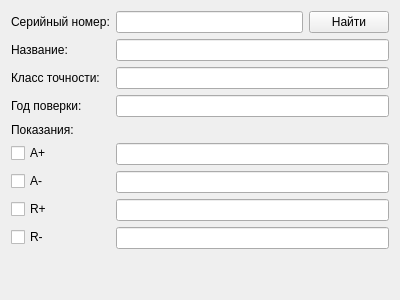
Old version of the form ui/meteractwidget.ui in the repository nikola240698/MeteringActs.
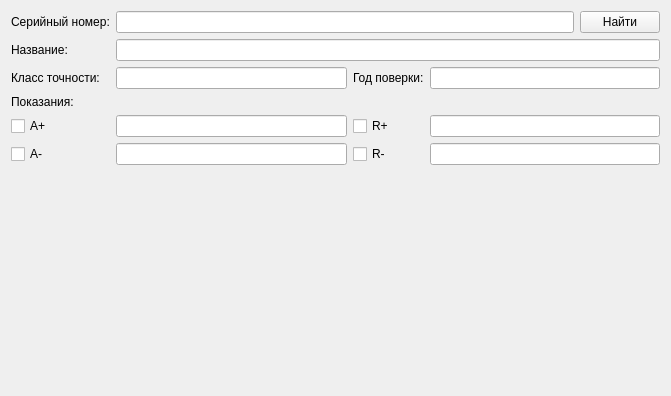
New version of the form.

Diff of the .ui file:
```diff
--- a/ui/meteractwidget.ui
+++ b/ui/meteractwidget.ui
@@ -6,74 +6,49 @@
    <rect>
     <x>0</x>
     <y>0</y>
-    <width>400</width>
-    <height>300</height>
+    <width>671</width>
+    <height>396</height>
    </rect>
   </property>
   <property name="minimumSize">
    <size>
-    <width>400</width>
-    <height>300</height>
+    <width>0</width>
+    <height>0</height>
    </size>
   </property>
   <property name="maximumSize">
    <size>
-    <width>400</width>
-    <height>300</height>
+    <width>1166666</width>
+    <height>1166666</height>
    </size>
   </property>
   <property name="windowTitle">
    <string>MeterActWidget</string>
   </property>
-  <layout class="QGridLayout" name="gridLayout">
+  <property name="styleSheet">
+   <string notr="true"/>
+  </property>
+  <layout class="QGridLayout" name="gridLayout_2">
    <item row="0" column="0">
-    <layout class="QFormLayout" name="formLayout_2">
-     <item row="0" column="0">
-      <widget class="QLabel" name="label_8">
+    <layout class="QGridLayout" name="gridLayout">
+     <item row="4" column="2">
+      <widget class="QCheckBox" name="reactiveImportCheckBox">
        <property name="text">
-        <string>Серийный номер:</string>
+        <string>R+</string>
        </property>
       </widget>
      </item>
-     <item row="0" column="1">
-      <layout class="QHBoxLayout" name="horizontalLayout_2">
-       <item>
-        <widget class="QLineEdit" name="serialNumberLineEdit">
-         <property name="readOnly">
-          <bool>false</bool>
-         </property>
-        </widget>
-       </item>
-       <item>
-        <widget class="QPushButton" name="findMeterButton">
-         <property name="text">
-          <string>Найти</string>
-         </property>
-        </widget>
-       </item>
-      </layout>
-     </item>
      <item row="1" column="0">
-      <widget class="QLabel" name="label_9">
+      <widget class="QLabel" name="nameLabel">
        <property name="text">
         <string>Название:</string>
        </property>
       </widget>
      </item>
-     <item row="1" column="1">
-      <widget class="QLineEdit" name="meterNameLineEdit">
-       <property name="frame">
-        <bool>true</bool>
-       </property>
-       <property name="readOnly">
-        <bool>true</bool>
-       </property>
-      </widget>
-     </item>
-     <item row="2" column="0">
-      <widget class="QLabel" name="label_11">
+     <item row="0" column="0">
+      <widget class="QLabel" name="serialLabel">
        <property name="text">
-        <string>Класс точности:</string>
+        <string>Серийный номер:</string>
        </property>
       </widget>
      </item>
@@ -84,66 +59,107 @@
        </property>
       </widget>
      </item>
-     <item row="3" column="0">
-      <widget class="QLabel" name="label_12">
-       <property name="text">
-        <string>Год поверки:</string>
-       </property>
-      </widget>
-     </item>
-     <item row="3" column="1">
+     <item row="2" column="3">
       <widget class="QLineEdit" name="verificationYearLineEdit">
        <property name="readOnly">
         <bool>false</bool>
        </property>
       </widget>
      </item>
+     <item row="2" column="0">
+      <widget class="QLabel" name="accuracylabel">
+       <property name="text">
+        <string>Класс точности:</string>
+       </property>
+      </widget>
+     </item>
+     <item row="5" column="2">
+      <widget class="QCheckBox" name="reactiveExportCheckBox">
+       <property name="text">
+        <string>R-</string>
+       </property>
+      </widget>
+     </item>
      <item row="4" column="0">
-      <widget class="QLabel" name="label">
-       <property name="text">
-        <string>Показания:</string>
-       </property>
-      </widget>
-     </item>
-     <item row="5" column="0">
       <widget class="QCheckBox" name="activeImportCheckBox">
        <property name="text">
         <string>A+</string>
        </property>
       </widget>
      </item>
-     <item row="5" column="1">
+     <item row="2" column="2">
+      <widget class="QLabel" name="verificationYearLabel">
+       <property name="text">
+        <string>Год поверки:</string>
+       </property>
+      </widget>
+     </item>
+     <item row="4" column="3">
+      <widget class="QLineEdit" name="reactiveImportLineEdit"/>
+     </item>
+     <item row="1" column="1" colspan="3">
+      <widget class="QLineEdit" name="meterNameLineEdit">
+       <property name="frame">
+        <bool>true</bool>
+       </property>
+       <property name="readOnly">
+        <bool>true</bool>
+       </property>
+      </widget>
+     </item>
+     <item row="5" column="3">
+      <widget class="QLineEdit" name="reactiveExportLineEdit"/>
+     </item>
+     <item row="4" column="1">
       <widget class="QLineEdit" name="activeImportLineEdit"/>
      </item>
-     <item row="6" column="0">
+     <item row="3" column="0" colspan="4">
+      <widget class="QLabel" name="meterslabel">
+       <property name="text">
+        <string>Показания:</string>
+       </property>
+      </widget>
+     </item>
+     <item row="5" column="1">
+      <widget class="QLineEdit" name="activeExportLineEdit"/>
+     </item>
+     <item row="5" column="0">
       <widget class="QCheckBox" name="activeExportCheckBox">
        <property name="text">
         <string>A-</string>
        </property>
       </widget>
      </item>
-     <item row="6" column="1">
-      <widget class="QLineEdit" name="activeExportLineEdit"/>
-     </item>
-     <item row="7" column="0">
-      <widget class="QCheckBox" name="reactiveImportCheckBox">
-       <property name="text">
-        <string>R+</string>
+     <item row="6" column="0" colspan="4">
+      <spacer name="verticalSpacer">
+       <property name="orientation">
+        <enum>Qt::Orientation::Vertical</enum>
        </property>
-      </widget>
-     </item>
-     <item row="7" column="1">
-      <widget class="QLineEdit" name="reactiveImportLineEdit"/>
-     </item>
-     <item row="8" column="0">
-      <widget class="QCheckBox" name="reactiveExportCheckBox">
-       <property name="text">
-        <string>R-</string>
+       <property name="sizeHint" stdset="0">
+        <size>
+         <width>20</width>
+         <height>40</height>
+        </size>
        </property>
-      </widget>
+      </spacer>
      </item>
-     <item row="8" column="1">
-      <widget class="QLineEdit" name="reactiveExportLineEdit"/>
+     <item row="0" column="1" colspan="3">
+      <layout class="QHBoxLayout" name="horizontalLayout">
+       <item>
+        <widget class="QLineEdit" name="serialNumberLineEdit">
+         <property name="readOnly">
+          <bool>false</bool>
+         </property>
+        </widget>
+       </item>
+       <item>
+        <widget class="QPushButton" name="findMeterButton">
+         <property name="text">
+          <string>Найти</string>
+         </property>
+        </widget>
+       </item>
+      </layout>
      </item>
     </layout>
    </item>
```
